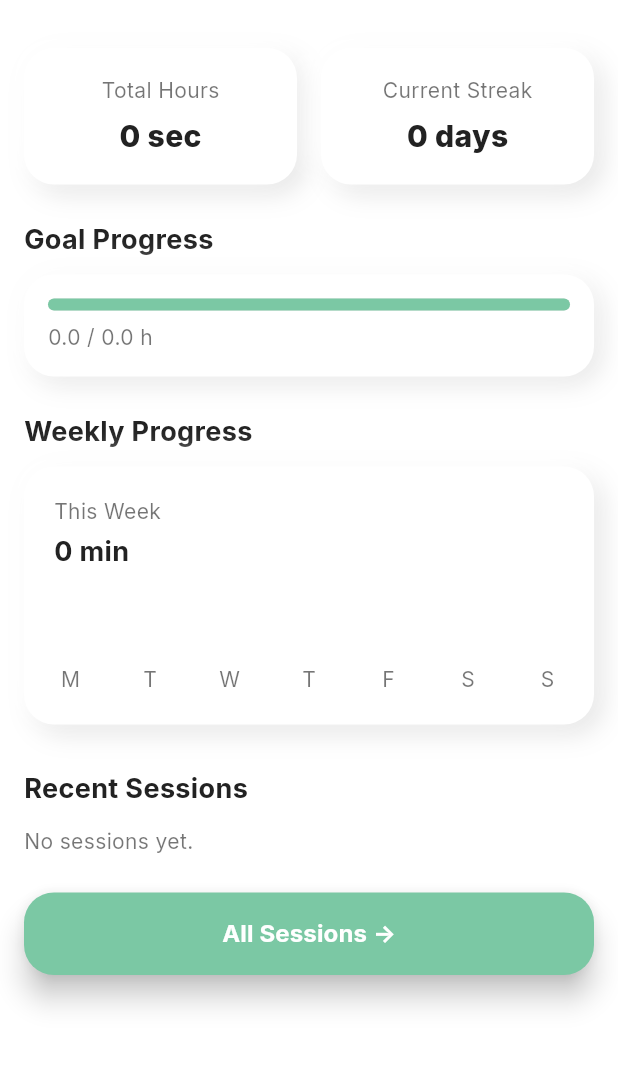
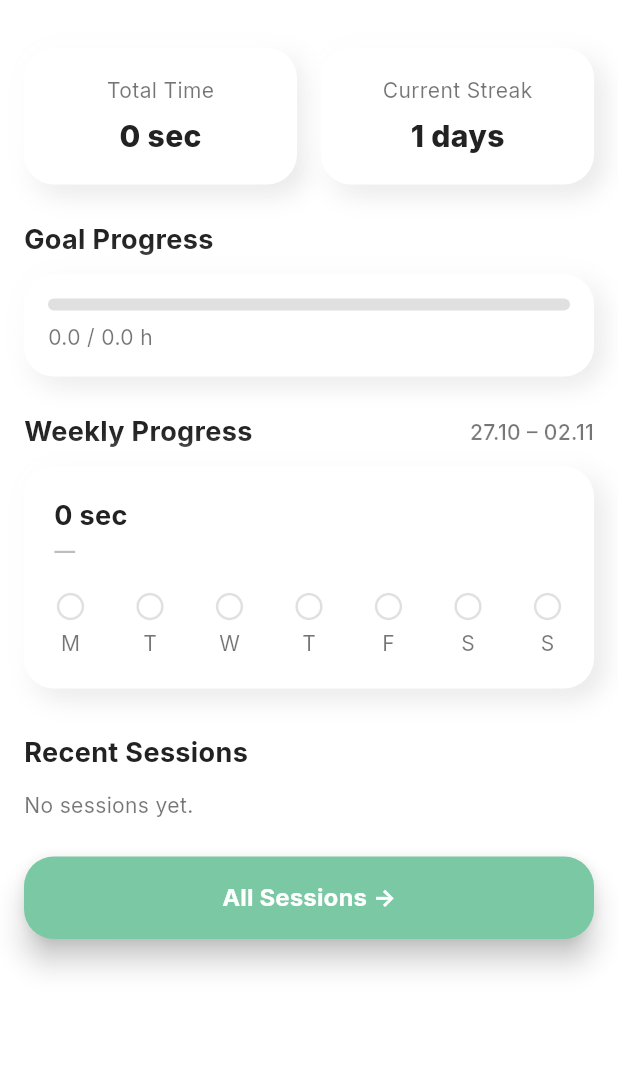
Before and after one commit to jeangoujan/evolv, a Flutter app: the SkillStatsScreen screen opened directly with empty values, on a phone screen of 412 x 824 dp, the part 60-1130 px from its top. Run offline on Flutter 3.47's test engine with Material 3 defaults, Android fonts, the phone set to English and light mode, and no system bars; our stand-ins replace hive, hive_flutter; accounts and stored records are empty.

Commit message:
fixed: currentStreak ,weekdays

```diff
--- a/lib/data/models/skill.dart
+++ b/lib/data/models/skill.dart
@@ -36,7 +36,7 @@ class Skill extends HiveObject {
     required this.name,
     required this.goalHours,
     this.totalHours = 0,
-    this.currentStreak = 0,
+    this.currentStreak = 1,
     required this.colorValue,
     required this.iconCode,
     this.sessions = const [],
--- a/lib/screens/skill_stats_screen.dart
+++ b/lib/screens/skill_stats_screen.dart
@@ -8,24 +8,40 @@ import 'skills_detail_screen.dart';
 
 class SkillStatsScreen extends StatelessWidget {
   final Skill skill;
-
   const SkillStatsScreen({super.key, required this.skill});
 
   @override
   Widget build(BuildContext context) {
     final isDark = Theme.of(context).brightness == Brightness.dark;
+
+    final skillBox = HiveBoxes.skillBox();
     final sessionBox = Hive.box<Session>('sessions');
+
+    return ValueListenableBuilder(
+      valueListenable: skillBox.listenable(),
+      builder: (context, _, __) {
+        final liveSkill = skillBox.get(skill.id) ?? skill;
+
+        return ValueListenableBuilder(
+          valueListenable: sessionBox.listenable(),
+          builder: (context, __, ___) {
             final sessions = sessionBox.values
-        .where((s) => s.skillId == skill.id)
+                .where((s) => s.skillId == liveSkill.id)
                 .toList()
               ..sort((a, b) => b.date.compareTo(a.date));
 
-    final totalMinutes = sessions.fold<double>(0, (sum, s) => sum + s.durationMinutes);
-    final goalProgress = (totalMinutes / 60) / skill.goalHours;
+            final totalMinutes =
+                sessions.fold<double>(0, (sum, s) => sum + s.durationMinutes);
+            final goalProgress =
+                liveSkill.goalHours == 0 ? 0.0 : (totalMinutes / 60) / liveSkill.goalHours;
+
             final formattedTotal = _formatDuration(totalMinutes);
-
             final weekStats = _calculateWeeklyStats(sessions);
             final last5 = sessions.take(5).toList();
+
+            final now = DateTime.now();
+            final weekStart = _mondayOf(now);
+            final weekEnd = _sundayOf(now);
 
             return Scaffold(
               backgroundColor: isDark ? const Color(0xFF0F120F) : Colors.white,
@@ -34,7 +50,7 @@ class SkillStatsScreen extends StatelessWidget {
                 elevation: 0,
                 centerTitle: true,
                 title: Text(
-          '${skill.name} Practice',
+                  '${liveSkill.name} Practice',
                   style: TextStyle(
                     fontFamily: 'Inter',
                     fontWeight: FontWeight.w700,
@@ -47,11 +63,12 @@ class SkillStatsScreen extends StatelessWidget {
                 child: Column(
                   crossAxisAlignment: CrossAxisAlignment.start,
                   children: [
+                    // --- Top stats ---
                     Row(
                       children: [
                         Expanded(
                           child: _NeuroStatCard(
-                    label: 'Total Hours',
+                            label: 'Total Time',
                             value: formattedTotal,
                             isDark: isDark,
                           ),
@@ -60,13 +77,16 @@ class SkillStatsScreen extends StatelessWidget {
                         Expanded(
                           child: _NeuroStatCard(
                             label: 'Current Streak',
-                    value: '${skill.currentStreak} days',
+                            value: '${liveSkill.currentStreak} days',
                             isDark: isDark,
                           ),
                         ),
                       ],
                     ),
+
                     const SizedBox(height: 24),
+
+                    // --- Goal Progress ---
                     Text(
                       'Goal Progress',
                       style: TextStyle(
@@ -79,10 +99,17 @@ class SkillStatsScreen extends StatelessWidget {
                     const SizedBox(height: 10),
                     _NeuroProgressBar(
                       progress: goalProgress.clamp(0, 1),
-              label: '${(totalMinutes / 60).toStringAsFixed(1)} / ${skill.goalHours} h',
+                      label:
+                          '${(totalMinutes / 60).toStringAsFixed(1)} / ${liveSkill.goalHours} h',
                       isDark: isDark,
                     ),
+
                     const SizedBox(height: 24),
+
+                    // --- Weekly Progress ---
+                    Row(
+                      mainAxisAlignment: MainAxisAlignment.spaceBetween,
+                      children: [
                         Text(
                           'Weekly Progress',
                           style: TextStyle(
@@ -92,6 +119,16 @@ class SkillStatsScreen extends StatelessWidget {
                             color: isDark ? textLight : textDark,
                           ),
                         ),
+                        Text(
+                          '${_fmtDM(weekStart)} – ${_fmtDM(weekEnd)}',
+                          style: TextStyle(
+                            fontFamily: 'Inter',
+                            fontWeight: FontWeight.w500,
+                            color: isDark ? Colors.white60 : Colors.black54,
+                          ),
+                        ),
+                      ],
+                    ),
                     const SizedBox(height: 10),
                     _WeeklySummary(
                       totalMinutes: weekStats['thisWeek'],
@@ -99,7 +136,10 @@ class SkillStatsScreen extends StatelessWidget {
                       daysActive: weekStats['daysActive'],
                       isDark: isDark,
                     ),
+
                     const SizedBox(height: 30),
+
+                    // --- Recent Sessions ---
                     Text(
                       'Recent Sessions',
                       style: TextStyle(
@@ -119,6 +159,8 @@ class SkillStatsScreen extends StatelessWidget {
                       ),
                     ...last5.map((s) => _DetailedSessionCard(s: s, isDark: isDark)),
                     const SizedBox(height: 24),
+
+                    // --- All Sessions button ---
                     SizedBox(
                       width: double.infinity,
                       child: ElevatedButton(
@@ -135,10 +177,10 @@ class SkillStatsScreen extends StatelessWidget {
                             context,
                             MaterialPageRoute(
                               builder: (_) => SkillDetailScreen(
-                        skillName: skill.name,
-                        hoursDone: skill.totalHours,
-                        goalHours: skill.goalHours,
-                        skillId: skill.id,
+                                skillName: liveSkill.name,
+                                hoursDone: liveSkill.totalHours,
+                                goalHours: liveSkill.goalHours,
+                                skillId: liveSkill.id,
                               ),
                             ),
                           );
@@ -158,8 +200,13 @@ class SkillStatsScreen extends StatelessWidget {
                 ),
               ),
             );
+          },
+        );
+      },
+    );
   }
 
+  // ---------- Helpers ----------
   String _formatDuration(double minutes) {
     if (minutes < 1) {
       final secs = (minutes * 60).round();
@@ -175,7 +222,7 @@ String _formatDuration(double minutes) {
 
   Map<String, dynamic> _calculateWeeklyStats(List<Session> sessions) {
     final now = DateTime.now();
-    final startOfWeek = now.subtract(Duration(days: now.weekday - 1));
+    final startOfWeek = _mondayOf(now);
     final startOfLastWeek = startOfWeek.subtract(const Duration(days: 7));
 
     double thisWeek = 0;
@@ -183,10 +230,11 @@ String _formatDuration(double minutes) {
     final activeDays = <int>{};
 
     for (final s in sessions) {
-      if (s.date.isAfter(startOfWeek)) {
+      if (!s.date.isBefore(startOfWeek)) {
         thisWeek += s.durationMinutes;
         activeDays.add(s.date.weekday);
-      } else if (s.date.isAfter(startOfLastWeek) && s.date.isBefore(startOfWeek)) {
+      } else if (!s.date.isBefore(startOfLastWeek) &&
+          s.date.isBefore(startOfWeek)) {
         lastWeek += s.durationMinutes;
       }
     }
@@ -204,16 +252,18 @@ String _formatDuration(double minutes) {
   }
 }
 
-// Карточка для Recent Sessions (подробная)
+// ---------- Supporting Components ----------
+
 class _DetailedSessionCard extends StatelessWidget {
   final Session s;
   final bool isDark;
-
   const _DetailedSessionCard({required this.s, required this.isDark});
 
   @override
   Widget build(BuildContext context) {
+    final theme = Theme.of(context);
     return Container(
+      width: double.infinity,
       margin: const EdgeInsets.only(bottom: 10),
       padding: const EdgeInsets.symmetric(horizontal: 18, vertical: 14),
       decoration: BoxDecoration(
@@ -235,20 +285,16 @@ class _DetailedSessionCard extends StatelessWidget {
       child: Column(
         crossAxisAlignment: CrossAxisAlignment.start,
         children: [
-          // ---- Длительность ----
           Text(
             _formatDuration(s.durationMinutes),
-            style: TextStyle(
+            style: theme.textTheme.titleMedium?.copyWith(
               fontFamily: 'Inter',
               fontWeight: FontWeight.w800,
               fontSize: 18,
               color: isDark ? textLight : textDark,
             ),
           ),
-
           const SizedBox(height: 4),
-
-          // ---- Дата ----
           Text(
             _formatDate(s.date),
             style: TextStyle(
@@ -257,13 +303,9 @@ class _DetailedSessionCard extends StatelessWidget {
               color: isDark ? Colors.white70 : Colors.black54,
             ),
           ),
-
-          // ---- Заметка ----
           if (s.note?.isNotEmpty == true)
             Padding(
               padding: const EdgeInsets.only(top: 10),
-              child: Align(
-                alignment: Alignment.centerLeft,
               child: Text(
                 s.note!,
                 textAlign: TextAlign.left,
@@ -271,10 +313,8 @@ class _DetailedSessionCard extends StatelessWidget {
                   fontFamily: 'Inter',
                   fontWeight: FontWeight.w500,
                   fontSize: 15,
-                    color: isDark
-                        ? Colors.white70
-                        : Colors.black.withOpacity(0.65),
-                  ),
+                  color:
+                      isDark ? Colors.white70 : Colors.black.withOpacity(0.65),
                 ),
               ),
             ),
@@ -282,9 +322,9 @@ class _DetailedSessionCard extends StatelessWidget {
       ),
     );
   }
-}
 
-/// ---------- Форматирование ----------
+  String _formatDate(DateTime d) =>
+      '${d.day.toString().padLeft(2, '0')}.${d.month.toString().padLeft(2, '0')}.${d.year}';
 
   String _formatDuration(double minutes) {
     if (minutes < 1) {
@@ -298,21 +338,12 @@ String _formatDuration(double minutes) {
       return '${h}h ${m}min';
     }
   }
-
-String _formatDate(DateTime d) {
-  return '${d.day.toString().padLeft(2, '0')}.${d.month.toString().padLeft(2, '0')}.${d.year}';
 }
-
-
-
-
-// ---------- COMPONENTS ----------
 
 class _NeuroStatCard extends StatelessWidget {
   final String label;
   final String value;
   final bool isDark;
-
   const _NeuroStatCard({
     required this.label,
     required this.value,
@@ -326,28 +357,15 @@ class _NeuroStatCard extends StatelessWidget {
       decoration: BoxDecoration(
         color: isDark ? const Color(0xFF181C18) : Colors.white,
         borderRadius: BorderRadius.circular(20),
-        boxShadow: isDark
-            ? [
+        boxShadow: [
           BoxShadow(
-                  color: Colors.black.withOpacity(0.55),
+            color: Colors.black.withOpacity(isDark ? 0.55 : 0.1),
             offset: const Offset(6, 6),
             blurRadius: 14,
           ),
           BoxShadow(
-                  color: Colors.white.withOpacity(0.08),
+            color: Colors.white.withOpacity(isDark ? 0.08 : 0.9),
             offset: const Offset(-6, -6),
-                  blurRadius: 14,
-                ),
-              ]
-            : [
-                BoxShadow(
-                  color: Colors.black.withOpacity(0.1),
-                  offset: const Offset(6, 6),
-                  blurRadius: 14,
-                ),
-                const BoxShadow(
-                  color: Colors.white,
-                  offset: Offset(-6, -6),
             blurRadius: 14,
           ),
         ],
@@ -377,17 +395,16 @@ class _NeuroStatCard extends StatelessWidget {
   }
 }
 
+// Progress bar
 class _NeuroProgressBar extends StatelessWidget {
   final double progress;
   final String label;
   final bool isDark;
-
   const _NeuroProgressBar({
     required this.progress,
     required this.label,
     required this.isDark,
   });
-
   @override
   Widget build(BuildContext context) {
     return Container(
@@ -432,12 +449,12 @@ class _NeuroProgressBar extends StatelessWidget {
   }
 }
 
+// Weekly summary
 class _WeeklySummary extends StatelessWidget {
   final double totalMinutes;
   final double? percentChange;
   final Set<int> daysActive;
   final bool isDark;
-
   const _WeeklySummary({
     required this.totalMinutes,
     required this.percentChange,
@@ -472,14 +489,6 @@ class _WeeklySummary extends StatelessWidget {
         crossAxisAlignment: CrossAxisAlignment.start,
         children: [
           Text(
-            'This Week',
-            style: TextStyle(
-              fontFamily: 'Inter',
-              color: isDark ? Colors.white70 : Colors.black54,
-            ),
-          ),
-          const SizedBox(height: 4),
-          Text(
             formatted,
             style: TextStyle(
               fontFamily: 'Inter',
@@ -494,7 +503,7 @@ class _WeeklySummary extends StatelessWidget {
                 : '${percentChange! >= 0 ? '+' : ''}${percentChange!.toStringAsFixed(1)}%',
             style: TextStyle(
               color: percentChange == null
-                  ? Colors.white38
+                  ? (isDark ? Colors.white38 : Colors.black26)
                   : (percentChange! >= 0 ? mintPrimary : Colors.redAccent),
               fontFamily: 'Inter',
               fontWeight: FontWeight.w600,
@@ -509,7 +518,9 @@ class _WeeklySummary extends StatelessWidget {
                 children: [
                   Icon(
                     active ? Icons.check_circle : Icons.circle_outlined,
-                    color: active ? mintPrimary : Colors.white24,
+                    color: active
+                        ? mintPrimary
+                        : (isDark ? Colors.white24 : Colors.black12),
                     size: 22,
                   ),
                   const SizedBox(height: 4),
@@ -530,78 +541,26 @@ class _WeeklySummary extends StatelessWidget {
   }
 
   String _formatDuration(double minutes) {
-    final h = (minutes / 60).floor();
+    if (minutes < 1) {
+      final secs = (minutes * 60).round();
+      return '$secs sec';
+    } else if (minutes < 60) {
+      return '${minutes.floor()} min';
+    } else {
+      final h = minutes ~/ 60;
       final m = (minutes % 60).round();
-    if (h == 0 && m == 0) return '0 min';
-    if (h == 0) return '$m min';
       return '${h}h ${m}min';
     }
   }
-
-class _RecentSessionCard extends StatelessWidget {
-  final Session s;
-  final bool isDark;
-
-  const _RecentSessionCard({required this.s, required this.isDark});
-
-  @override
-  Widget build(BuildContext context) {
-    return Container(
-      margin: const EdgeInsets.only(bottom: 10),
-      padding: const EdgeInsets.symmetric(horizontal: 18, vertical: 14),
-      decoration: BoxDecoration(
-        color: isDark ? const Color(0xFF181C18) : Colors.white,
-        borderRadius: BorderRadius.circular(18),
-        boxShadow: [
-          BoxShadow(
-            color: Colors.black.withOpacity(isDark ? 0.55 : 0.1),
-            offset: const Offset(6, 6),
-            blurRadius: 14,
-          ),
-          BoxShadow(
-            color: Colors.white.withOpacity(isDark ? 0.08 : 0.9),
-            offset: const Offset(-6, -6),
-            blurRadius: 14,
-          ),
-        ],
-      ),
-      child: Row(
-        mainAxisAlignment: MainAxisAlignment.spaceBetween,
-        children: [
-          Text(
-            _formatDate(s.date),
-            style: TextStyle(
-              fontFamily: 'Inter',
-              fontWeight: FontWeight.w600,
-              color: isDark ? textLight : textDark,
-            ),
-          ),
-          Text(
-            _formatDuration(s.durationMinutes),
-            style: TextStyle(
-              color: isDark ? Colors.white70 : Colors.black54,
-              fontFamily: 'Inter',
-            ),
-          ),
-        ],
-      ),
-    );
 }
 
-  String _formatDate(DateTime d) {
-    final now = DateTime.now();
-    if (d.year == now.year && d.month == now.month && d.day == now.day) return 'Today';
-    if (d.year == now.year &&
-        d.month == now.month &&
-        d.day == now.day - 1) return 'Yesterday';
-    return '${d.day}.${d.month}.${d.year}';
+// ---------- Helpers ----------
+DateTime _mondayOf(DateTime d) {
+  final delta = (d.weekday + 6) % 7;
+  return DateTime(d.year, d.month, d.day).subtract(Duration(days: delta));
 }
 
-  String _formatDuration(double minutes) {
-    final h = (minutes / 60).floor();
-    final m = (minutes % 60).round();
-    if (h == 0 && m == 0) return '0 min';
-    if (h == 0) return '$m min';
-    return '${h}h ${m}min';
-  }
-}
+DateTime _sundayOf(DateTime d) => _mondayOf(d).add(const Duration(days: 6));
+
+String _fmtDM(DateTime d) =>
+    '${d.day.toString().padLeft(2, '0')}.${d.month.toString().padLeft(2, '0')}';
--- a/lib/screens/skills_detail_screen.dart
+++ b/lib/screens/skills_detail_screen.dart
@@ -164,7 +164,6 @@ Widget build(BuildContext context) {
                               child: Text(
                                 s.note!,
                                 style: TextStyle(
-                                  fontStyle: FontStyle.italic,
                                   color: isDark
                                       ? Colors.white60
                                       : Colors.black
```
Also changed, not shown: lib/data/skill_repo.dart (+61 -37 lines). Lines whose indentation alone changed are shown as unchanged.
